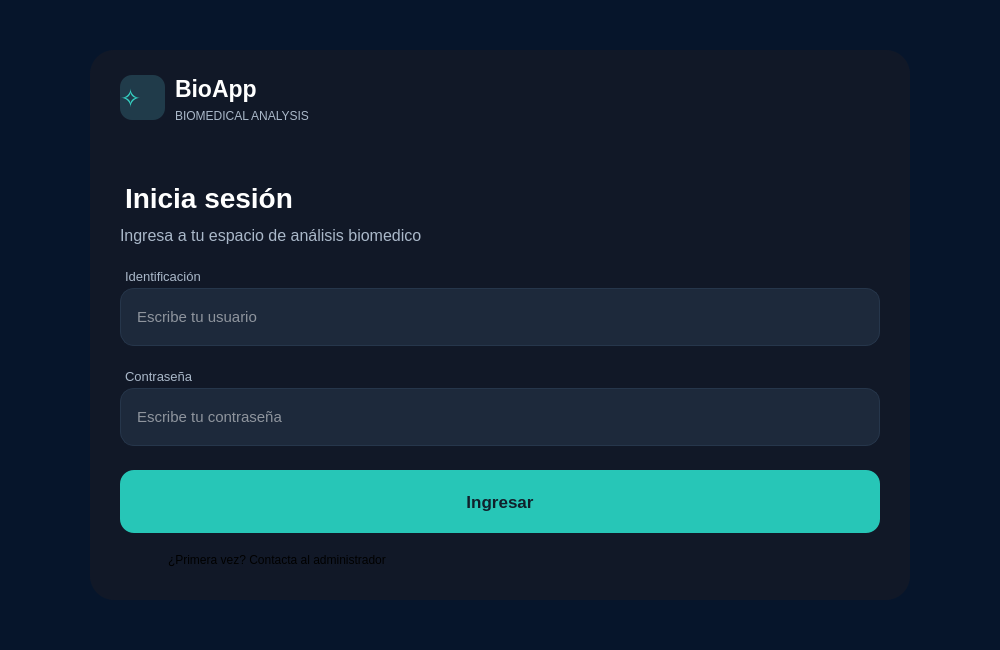
EvelynDA2303/BioApp_, file Vista/login.ui: the form before one commit.
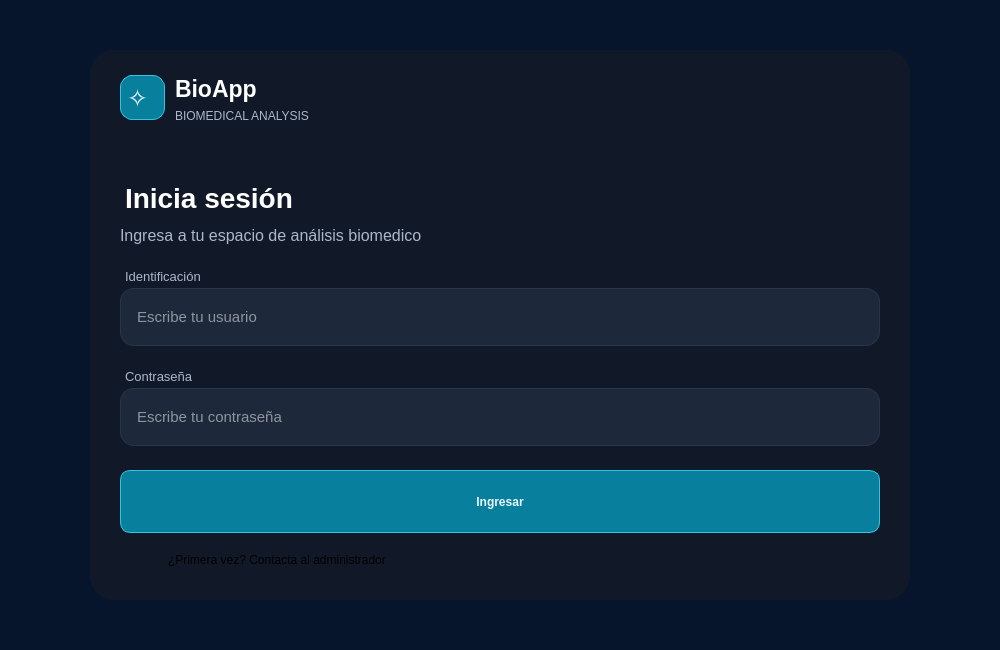
The form after the commit.

Commit message: interfaces finales

What changed in the file:
```diff
--- a/Vista/login.ui
+++ b/Vista/login.ui
@@ -38,8 +38,9 @@
 }
 
 QLabel#logoIcon {
-    background-color: #203B4A;
-    color: #35D4C4;
+    background-color: #087F9C;
+    color: #EAF6FF;
+    border: 1px solid #36C5E0;
     border-radius: 12px;
     font-size: 25px;
     qproperty-alignment: AlignCenter;
@@ -123,6 +124,9 @@
       <height>45</height>
      </rect>
     </property>
+    <property name="styleSheet">
+     <string notr="true"/>
+    </property>
     <property name="text">
      <string>✧</string>
     </property>
@@ -243,6 +247,28 @@
       <height>63</height>
      </rect>
     </property>
+    <property name="styleSheet">
+     <string notr="true">
+QPushButton {
+    background-color: #087F9C;
+    color: #EAF6FF;
+    border: 1px solid #36C5E0;
+    border-radius: 10px;
+    font-size: 12px;
+    font-weight: bold;
+    padding: 6px;
+}
+
+QPushButton:hover {
+    background-color: #119DBB;
+    border: 1px solid #70E4F5;
+}
+
+QPushButton:pressed {
+    background-color: #075D75;
+}
+</string>
+    </property>
     <property name="text">
      <string>Ingresar</string>
     </property>
```
The commit also changes 4 other files.
